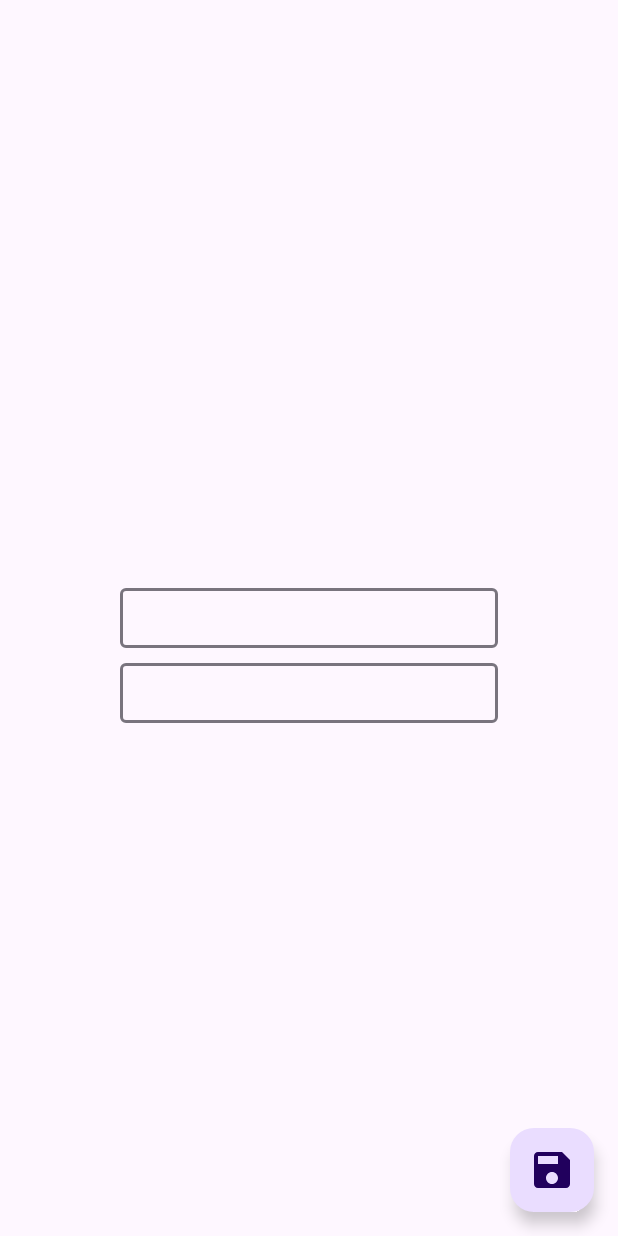
After one commit to VortexDream/VortexDictionary, an Android app: the NewWordFragment screen opened through its navigation route, on a phone screen of 412 x 824 dp. The commit adds this screen. Run offline under Robolectric (Android 15) with nearby library versions, the phone set to English and light mode, and no system bars; our stand-ins replace Dagger/Hilt's generated code.

Commit message:
Создан фрагмент, вью модель, навигация к ним

```diff
--- /dev/null
+++ b/app/src/main/java/com/vortex/android/vortexdictionary/fragments/newword/NewWordFragment.kt
@@ -0,0 +1,48 @@
+package com.vortex.android.vortexdictionary.fragments.newword
+
+import android.os.Bundle
+import android.view.LayoutInflater
+import android.view.View
+import android.view.ViewGroup
+import androidx.fragment.app.Fragment
+import androidx.fragment.app.viewModels
+import com.vortex.android.vortexdictionary.databinding.FragmentNewWordBinding
+import dagger.hilt.android.AndroidEntryPoint
+
+@AndroidEntryPoint
+class NewWordFragment : Fragment() {
+
+    private var _binding: FragmentNewWordBinding? = null
+    private val binding
+        get() = checkNotNull(_binding) {
+            "Cannot access binding because it is null. Is the view visible?"
+        }
+
+    private val newWordViewModel: NewWordViewModel by viewModels()
+
+    override fun onCreateView(
+        inflater: LayoutInflater,
+        container: ViewGroup?,
+        savedInstanceState: Bundle?
+    ): View {
+
+        _binding = FragmentNewWordBinding.inflate(layoutInflater, container,false)
+
+        return binding.root
+    }
+
+    override fun onViewCreated(view: View, savedInstanceState: Bundle?) {
+        super.onViewCreated(view, savedInstanceState)
+
+        binding.apply {
+            fab.setOnClickListener {
+
+            }
+        }
+    }
+
+    override fun onDestroyView() {
+        super.onDestroyView()
+        _binding = null
+    }
+}
--- /dev/null
+++ b/app/src/main/java/com/vortex/android/vortexdictionary/fragments/newword/NewWordViewModel.kt
@@ -0,0 +1,21 @@
+package com.vortex.android.vortexdictionary.fragments.newword
+
+import androidx.lifecycle.ViewModel
+import androidx.lifecycle.viewModelScope
+import com.vortex.android.vortexdictionary.model.Word
+import com.vortex.android.vortexdictionary.repository.BaseWordRepository
+import dagger.hilt.android.lifecycle.HiltViewModel
+import kotlinx.coroutines.Dispatchers
+import kotlinx.coroutines.launch
+import javax.inject.Inject
+
+@HiltViewModel
+class NewWordViewModel @Inject constructor(
+    private val repository: BaseWordRepository
+) : ViewModel() {
+
+    fun addWord(word: Word) = viewModelScope.launch(Dispatchers.IO) {
+
+    }
+
+}
--- a/app/src/main/java/com/vortex/android/vortexdictionary/fragments/wordcard/WordCardFragment.kt
+++ b/app/src/main/java/com/vortex/android/vortexdictionary/fragments/wordcard/WordCardFragment.kt
@@ -9,6 +9,7 @@ import androidx.fragment.app.viewModels
 import androidx.lifecycle.Lifecycle
 import androidx.lifecycle.lifecycleScope
 import androidx.lifecycle.repeatOnLifecycle
+import androidx.navigation.fragment.findNavController
 import com.vortex.android.vortexdictionary.databinding.FragmentWordCardBinding
 import dagger.hilt.android.AndroidEntryPoint
 import kotlinx.coroutines.launch
@@ -39,11 +40,7 @@ class WordCardFragment : Fragment() {
         super.onViewCreated(view, savedInstanceState)
 
         observeWord()
-        binding.apply {
-            newWordButton.setOnClickListener {
-                wordCardViewModel.getRandomWord()
-            }
-        }
+        configureUi()
     }
 
     override fun onDestroyView() {
@@ -61,4 +58,15 @@ class WordCardFragment : Fragment() {
             }
         }
     }
+
+    private fun configureUi() {
+        binding.apply {
+            newWordButton.setOnClickListener {
+                wordCardViewModel.getRandomWord()
+            }
+            fab.setOnClickListener {
+                findNavController().navigate(WordCardFragmentDirections.newWord())
+            }
+        }
+    }
 }
--- a/app/src/main/java/com/vortex/android/vortexdictionary/fragments/wordcard/WordCardViewModel.kt
+++ b/app/src/main/java/com/vortex/android/vortexdictionary/fragments/wordcard/WordCardViewModel.kt
@@ -22,7 +22,7 @@ class WordCardViewModel @Inject constructor(
         get() = _currentWord.asStateFlow()
 
     init {
-
+        getRandomWord()
     }
 
     fun getRandomWord() = viewModelScope.launch(Dispatchers.IO) {
--- a/app/src/main/res/navigation/nav_graph.xml
+++ b/app/src/main/res/navigation/nav_graph.xml
@@ -7,5 +7,13 @@
     <fragment
         android:id="@+id/wordCardFragment"
         android:name="com.vortex.android.vortexdictionary.fragments.wordcard.WordCardFragment"
-        android:label="WordCardFragment" />
+        android:label="WordCardFragment" >
+        <action
+            android:id="@+id/new_word"
+            app:destination="@id/newCardFragment" />
+    </fragment>
+    <fragment
+        android:id="@+id/newCardFragment"
+        android:name="com.vortex.android.vortexdictionary.fragments.newword.NewWordFragment"
+        android:label="NewCardFragment" />
 </navigation>
```
